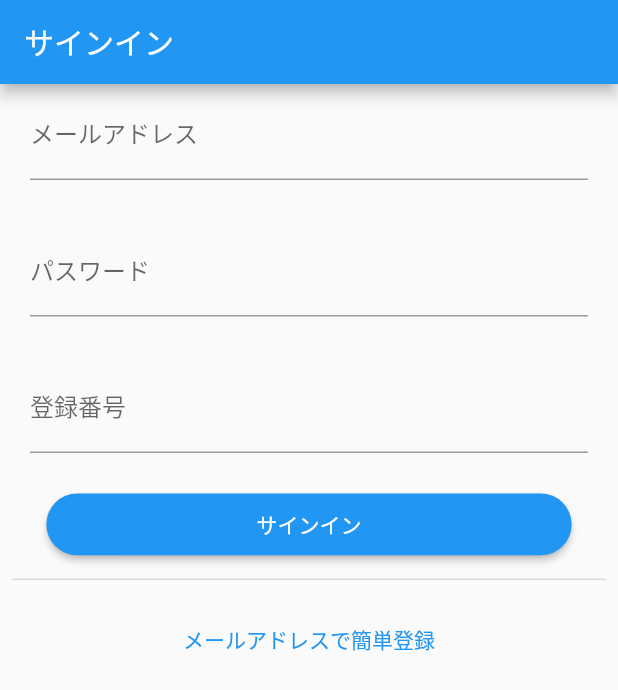
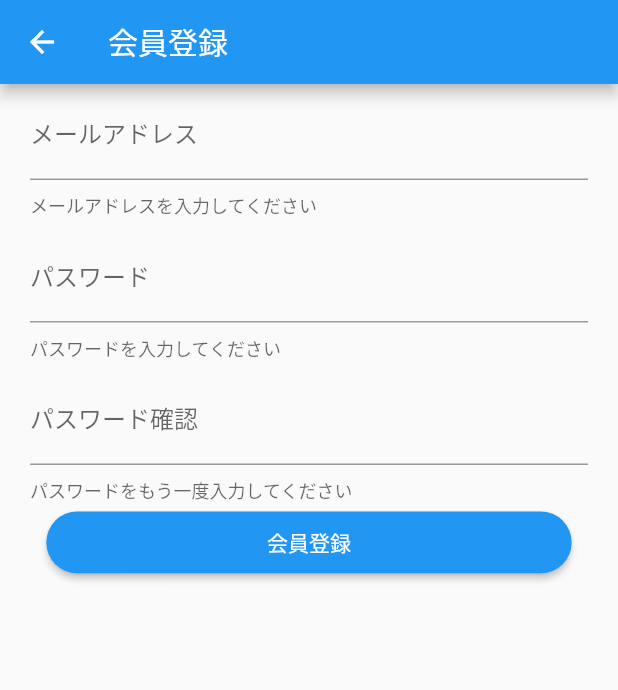
Before and after one commit to leehyeonjae/drugSurvey, a Flutter app: the screen it shows after launch, after a tap on "メールアドレスで簡単登録", on a phone screen of 412 x 824 dp. Shown: the top 690 px of the screen. Run offline on Flutter 3.47's test engine with Material 2 defaults, Android fonts, the phone set to English and light mode, and no system bars; our stand-ins replace cloud_firestore, cloud_functions, firebase_auth, firebase_core, firebase_messaging, flutter_local_notifications and 1 more; accounts and stored records are empty; network calls fail.

Commit message:
second commit of sendai demo

```diff
--- a/flutter_drug_survey_application/lib/main.dart
+++ b/flutter_drug_survey_application/lib/main.dart
@@ -8,6 +8,7 @@ import 'package:flutter_drug_survey_application/models/model_auth.dart';
 import 'package:flutter_drug_survey_application/screens/screen_splash.dart';
 import 'package:flutter_drug_survey_application/screens/screen_login.dart';
 import 'package:flutter_drug_survey_application/screens/screen_index.dart';
+import 'package:flutter_drug_survey_application/screens/screen_register.dart';
 
 Future<void> _firebaseMessagingBackgroundHandler(RemoteMessage message) async {
   print('Handling a background message ${message.messageId}');
@@ -36,8 +37,8 @@ class MyApp extends StatelessWidget {
           '/': (context) => SplashScreen(),
           '/login': (context) => LoginScreen(),
           '/index': (context) => IndexScreen(),
-          //'/register': (context) => RegisterScreen(),
-          //'/medicine_register': (context) => medicine_RegisterScreen(),
+          '/register': (context) => RegisterScreen(),
+          //'/medicine_register': (context) => medicine_RegisterScrPeen(),
         },
         initialRoute: '/',
       ),
--- a/flutter_drug_survey_application/lib/models/model_login.dart
+++ b/flutter_drug_survey_application/lib/models/model_login.dart
@@ -3,7 +3,7 @@ import 'package:flutter/material.dart';
 class LoginFieldModel extends ChangeNotifier {
   String email = "";
   String password = "";
-  String registernumber = "";
+  //String registernumber = "";
 
   void setEmail(String email) {
     this.email = email;
@@ -15,8 +15,8 @@ class LoginFieldModel extends ChangeNotifier {
     notifyListeners();
   }
 
-  void setRegisternumber(String registernumber) {
-    this.registernumber = registernumber;
-    notifyListeners();
-  }
+  // void setRegisternumber(String registernumber) {
+  //   this.registernumber = registernumber;
+  //   notifyListeners();
+  // }
 }
--- /dev/null
+++ b/flutter_drug_survey_application/lib/models/model_register.dart
@@ -0,0 +1,28 @@
+import 'package:flutter/material.dart';
+
+class RegisterFieldModel extends ChangeNotifier {
+  String email = "";
+  String password = "";
+  String passwordConfirm = "";
+  String? registerNumber = "";
+
+  void setEmail(String email) {
+    this.email = email;
+    notifyListeners();
+  }
+
+  void setPassword(String password) {
+    this.password = password;
+    notifyListeners();
+  }
+
+  void setPasswordConfirm(String passwordConfirm) {
+    this.passwordConfirm = passwordConfirm;
+    notifyListeners();
+  }
+
+  void setRegisterNumber(String registerNumber) {
+    this.registerNumber = registerNumber;
+    notifyListeners();
+  }
+}
--- a/flutter_drug_survey_application/lib/screens/screen_login.dart
+++ b/flutter_drug_survey_application/lib/screens/screen_login.dart
@@ -14,7 +14,7 @@ class LoginScreen extends StatelessWidget {
           children: [
             EmailInput(),
             PasswordInput(),
-            RegisterNumberInput(),
+            //RegisterNumberInput(),
             LoginButton(),
             Padding(
               padding: EdgeInsets.all(8.0),
@@ -68,25 +68,25 @@ class PasswordInput extends StatelessWidget {
   }
 }
 
-class RegisterNumberInput extends StatelessWidget {
-  @override
-  Widget build(BuildContext context) {
-    final loginField = Provider.of<LoginFieldModel>(context, listen: false);
-    return Container(
-      padding: EdgeInsets.fromLTRB(20, 5, 20, 5),
-      child: TextField(
-        onChanged: (registerNumber) {
-          loginField.setRegisternumber(registerNumber);
-        },
-        obscureText: true,
-        decoration: InputDecoration(
-          labelText: '登録番号',
-          helperText: '',
-        ),
-      ),
-    );
-  }
-}
+// class RegisterNumberInput extends StatelessWidget {
+//   @override
+//   Widget build(BuildContext context) {
+//     final loginField = Provider.of<LoginFieldModel>(context, listen: false);
+//     return Container(
+//       padding: EdgeInsets.fromLTRB(20, 5, 20, 5),
+//       child: TextField(
+//         onChanged: (registerNumber) {
+//           loginField.setRegisternumber(registerNumber);
+//         },
+//         obscureText: true,
+//         decoration: InputDecoration(
+//           labelText: '登録番号',
+//           helperText: '',
+//         ),
+//       ),
+//     );
+//   }
+// }
 
 class LoginButton extends StatelessWidget {
   @override
--- /dev/null
+++ b/flutter_drug_survey_application/lib/screens/screen_register.dart
@@ -0,0 +1,133 @@
+import 'package:flutter/material.dart';
+import 'package:provider/provider.dart';
+import 'package:flutter_drug_survey_application/models/model_auth.dart';
+import 'package:flutter_drug_survey_application/models/model_register.dart';
+
+class RegisterScreen extends StatelessWidget {
+  @override
+  Widget build(BuildContext context) {
+    return ChangeNotifierProvider(
+      create: (_) => RegisterFieldModel(),
+      child: Scaffold(
+        appBar: AppBar(
+          title: Text("会員登録"),
+        ),
+        body: Column(
+          children: [
+            EmailInput(),
+            PasswordInput(),
+            PasswordConfirmInput(),
+            RegisterButton(),
+          ],
+        ),
+      ),
+    );
+  }
+}
+
+class EmailInput extends StatelessWidget {
+  @override
+  Widget build(BuildContext context) {
+    final registerField =
+        Provider.of<RegisterFieldModel>(context, listen: false);
+    return Container(
+      padding: EdgeInsets.fromLTRB(20, 5, 20, 5),
+      child: TextField(
+        onChanged: (email) {
+          registerField.setEmail(email);
+        },
+        keyboardType: TextInputType.emailAddress,
+        decoration: InputDecoration(
+          labelText: 'メールアドレス',
+          helperText: 'メールアドレスを入力してください',
+        ),
+      ),
+    );
+  }
+}
+
+class PasswordInput extends StatelessWidget {
+  @override
+  Widget build(BuildContext context) {
+    final registerField =
+        Provider.of<RegisterFieldModel>(context, listen: false);
+    return Container(
+      padding: EdgeInsets.fromLTRB(20, 5, 20, 5),
+      child: TextField(
+        onChanged: (password) {
+          registerField.setPassword(password);
+        },
+        obscureText: true,
+        decoration: InputDecoration(
+          labelText: 'パスワード',
+          helperText: 'パスワードを入力してください',
+        ),
+      ),
+    );
+  }
+}
+
+class PasswordConfirmInput extends StatelessWidget {
+  @override
+  Widget build(BuildContext context) {
+    final registerField = Provider.of<RegisterFieldModel>(context);
+    return Container(
+      padding: EdgeInsets.fromLTRB(20, 5, 20, 5),
+      child: TextField(
+        onChanged: (password) {
+          registerField.setPasswordConfirm(password);
+        },
+        obscureText: true,
+        decoration: InputDecoration(
+          labelText: 'パスワード確認',
+          helperText: 'パスワードをもう一度入力してください',
+          errorText: registerField.password != registerField.passwordConfirm
+              ? 'パスワードが一致しません'
+              : null,
+        ),
+      ),
+    );
+  }
+}
+
+class RegisterButton extends StatelessWidget {
+  @override
+  Widget build(BuildContext context) {
+    final authClient =
+        Provider.of<FirebaseAuthProvider>(context, listen: false);
+    final registerField =
+        Provider.of<RegisterFieldModel>(context, listen: false);
+    return Container(
+      width: MediaQuery.of(context).size.width * 0.85,
+      height: MediaQuery.of(context).size.height * 0.05,
+      child: ElevatedButton(
+        style: ElevatedButton.styleFrom(
+          shape: RoundedRectangleBorder(
+            borderRadius: BorderRadius.circular(30.0),
+          ),
+        ),
+        onPressed: () async {
+          await authClient
+              .registerWithEmail(registerField.email, registerField.password)
+              .then((registerStatus) {
+            if (registerStatus == AuthStatus.registerSuccess) {
+              ScaffoldMessenger.of(context)
+                ..hideCurrentSnackBar()
+                ..showSnackBar(
+                  SnackBar(content: Text('会員登録が完了しました！')),
+                );
+              Navigator.pop(context);
+            } else {
+              ScaffoldMessenger.of(context)
+                ..hideCurrentSnackBar()
+                ..showSnackBar(
+                  SnackBar(content: Text("会員登録が失敗しました。もう一度お試しください。")),
+                );
+            }
+          });
+        },
+        child: Text('会員登録'),
+      ),
+    );
+  }
+}
```
Also changed, not shown: flutter_drug_survey_application/lib/tabs/tab_home.dart (+7 -7 lines), 1 other file.
